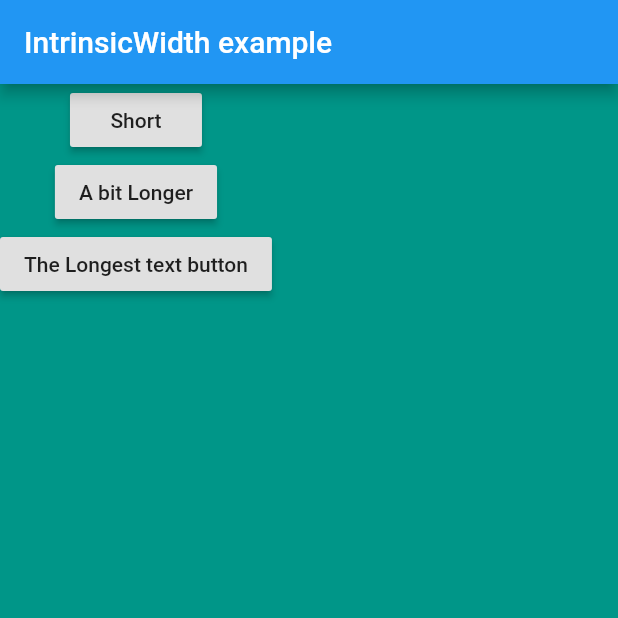
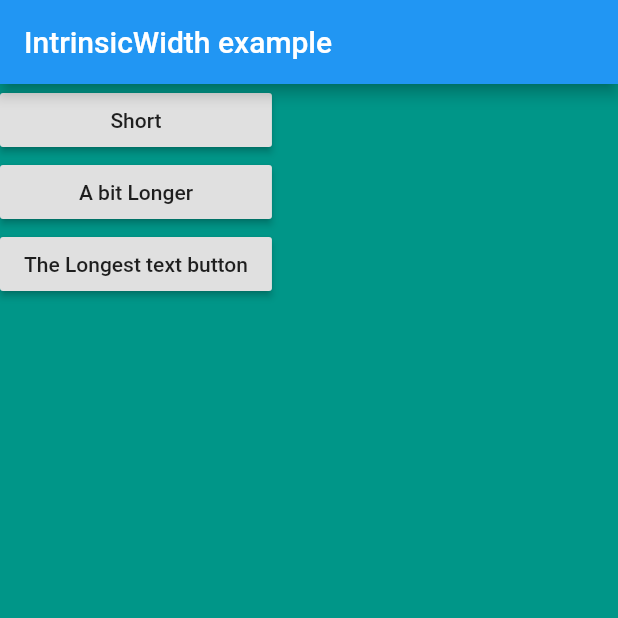
Before and after one commit to rajeevlochansahu/flutter_app_example, a Flutter app: the screen it shows after launch, on a phone screen of 412 x 824 dp, the top half of it. Run offline on Flutter 3.47's test engine with Material 2 defaults, Android fonts, the phone set to English and light mode, and no system bars.

```diff
--- a/lib/main.dart
+++ b/lib/main.dart
@@ -15,7 +15,9 @@ class MyApp extends StatelessWidget {
         backgroundColor: Colors.teal,
         appBar: AppBar(title: Text('IntrinsicWidth example')),
         body: SafeArea(
+          child: IntrinsicWidth(
             child: Column(
+              crossAxisAlignment: CrossAxisAlignment.stretch,
               children: <Widget>[
                 RaisedButton(
                   onPressed: () {},
@@ -30,6 +32,7 @@ class MyApp extends StatelessWidget {
                   child: Text('The Longest text button'),
                 ),
               ],
+            ),
           ),
         ),
       ),
```
Lines whose indentation alone changed are shown as unchanged.
